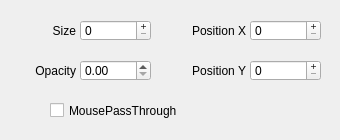
Above: QKeyMapper/qfloatingwindowsetupdialog.ui from Zalafina/QKeyMapper before the change. Below: the same form after it.
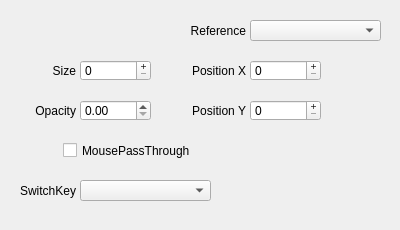
That is the form after the change.

```diff
--- a/QKeyMapper/qfloatingwindowsetupdialog.ui
+++ b/QKeyMapper/qfloatingwindowsetupdialog.ui
@@ -6,8 +6,8 @@
    <rect>
     <x>0</x>
     <y>0</y>
-    <width>340</width>
-    <height>140</height>
+    <width>400</width>
+    <height>230</height>
    </rect>
   </property>
   <property name="sizePolicy">
@@ -18,14 +18,14 @@
   </property>
   <property name="minimumSize">
    <size>
-    <width>340</width>
-    <height>140</height>
+    <width>400</width>
+    <height>230</height>
    </size>
   </property>
   <property name="maximumSize">
    <size>
-    <width>340</width>
-    <height>140</height>
+    <width>400</width>
+    <height>230</height>
    </size>
   </property>
   <property name="windowTitle">
@@ -35,7 +35,7 @@
    <property name="geometry">
     <rect>
      <x>5</x>
-     <y>60</y>
+     <y>100</y>
      <width>71</width>
      <height>21</height>
     </rect>
@@ -51,7 +51,7 @@
    <property name="geometry">
     <rect>
      <x>80</x>
-     <y>60</y>
+     <y>100</y>
      <width>71</width>
      <height>21</height>
     </rect>
@@ -64,7 +64,7 @@
    <property name="geometry">
     <rect>
      <x>5</x>
-     <y>20</y>
+     <y>60</y>
      <width>71</width>
      <height>21</height>
     </rect>
@@ -80,7 +80,7 @@
    <property name="geometry">
     <rect>
      <x>80</x>
-     <y>20</y>
+     <y>60</y>
      <width>71</width>
      <height>21</height>
     </rect>
@@ -96,7 +96,7 @@
    <property name="geometry">
     <rect>
      <x>250</x>
-     <y>20</y>
+     <y>60</y>
      <width>71</width>
      <height>21</height>
     </rect>
@@ -112,7 +112,7 @@
    <property name="geometry">
     <rect>
      <x>250</x>
-     <y>60</y>
+     <y>100</y>
      <width>71</width>
      <height>21</height>
     </rect>
@@ -128,7 +128,7 @@
    <property name="geometry">
     <rect>
      <x>165</x>
-     <y>20</y>
+     <y>60</y>
      <width>81</width>
      <height>21</height>
     </rect>
@@ -144,7 +144,7 @@
    <property name="geometry">
     <rect>
      <x>165</x>
-     <y>60</y>
+     <y>100</y>
      <width>81</width>
      <height>21</height>
     </rect>
@@ -159,9 +159,9 @@
   <widget class="QCheckBox" name="mousePassThroughCheckBox">
    <property name="geometry">
     <rect>
-     <x>50</x>
-     <y>100</y>
-     <width>141</width>
+     <x>63</x>
+     <y>140</y>
+     <width>151</width>
      <height>21</height>
     </rect>
    </property>
@@ -172,6 +172,64 @@
     <string>MousePassThrough</string>
    </property>
   </widget>
+  <widget class="QLabel" name="referencePointLabel">
+   <property name="geometry">
+    <rect>
+     <x>165</x>
+     <y>20</y>
+     <width>81</width>
+     <height>21</height>
+    </rect>
+   </property>
+   <property name="text">
+    <string>Reference</string>
+   </property>
+   <property name="alignment">
+    <set>Qt::AlignmentFlag::AlignRight|Qt::AlignmentFlag::AlignTrailing|Qt::AlignmentFlag::AlignVCenter</set>
+   </property>
+  </widget>
+  <widget class="QComboBox" name="referencePointComboBox">
+   <property name="geometry">
+    <rect>
+     <x>250</x>
+     <y>20</y>
+     <width>131</width>
+     <height>21</height>
+    </rect>
+   </property>
+   <property name="focusPolicy">
+    <enum>Qt::FocusPolicy::NoFocus</enum>
+   </property>
+  </widget>
+  <widget class="QComboBox" name="mousePassThroughSwitchKeyComboBox">
+   <property name="geometry">
+    <rect>
+     <x>80</x>
+     <y>180</y>
+     <width>131</width>
+     <height>21</height>
+    </rect>
+   </property>
+   <property name="focusPolicy">
+    <enum>Qt::FocusPolicy::NoFocus</enum>
+   </property>
+  </widget>
+  <widget class="QLabel" name="mousePassThroughSwitchKeyLabel">
+   <property name="geometry">
+    <rect>
+     <x>5</x>
+     <y>180</y>
+     <width>71</width>
+     <height>21</height>
+    </rect>
+   </property>
+   <property name="text">
+    <string>SwitchKey</string>
+   </property>
+   <property name="alignment">
+    <set>Qt::AlignmentFlag::AlignRight|Qt::AlignmentFlag::AlignTrailing|Qt::AlignmentFlag::AlignVCenter</set>
+   </property>
+  </widget>
  </widget>
  <resources/>
  <connections/>
```
